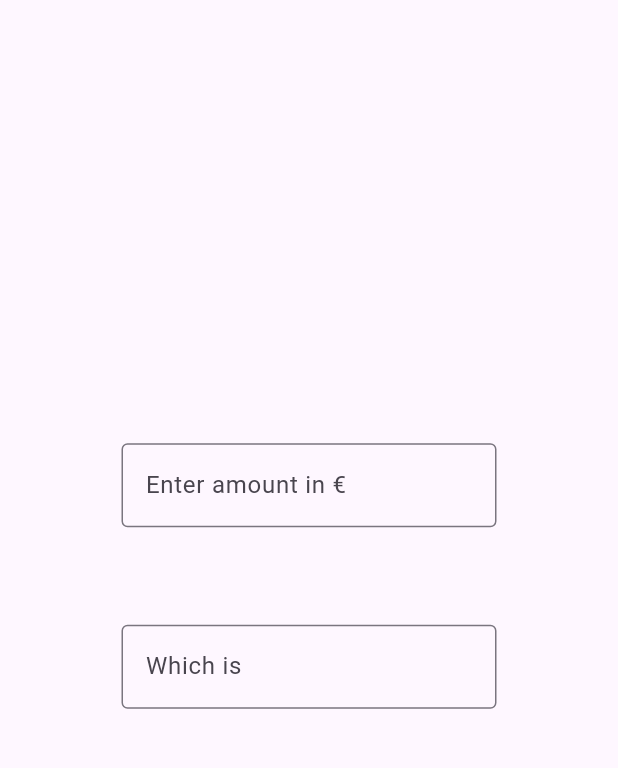
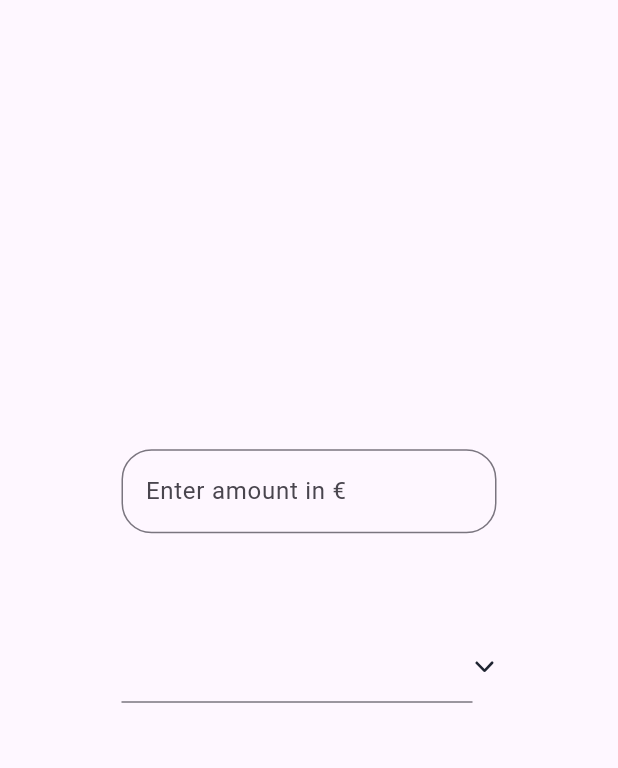
Before and after one commit to Simon-du06/my_flutter_currency_app, a Flutter app: the screen it shows after launch, on a phone screen of 412 x 824 dp, the part 84-852 px from its top. Run offline on Flutter 3.47's test engine with Material 3 defaults, Android fonts, the phone set to English and light mode, and no system bars; our stand-ins replace flutter_svg.

Commit message:
feat: implement currency conversion input fields and add SVG icons

```diff
--- a/lib/main.dart
+++ b/lib/main.dart
@@ -1,4 +1,5 @@
 import 'package:flutter/material.dart';
+import 'package:flutter_svg/flutter_svg.dart';
 
 void main()
 {
@@ -32,6 +33,15 @@ class MyHomePage extends StatefulWidget
 
 class _MyHomePageState extends State<MyHomePage>
 {
+  late final TextEditingController _amountController;
+  late final TextEditingController _resultController;
+
+ @override
+  void initState() {
+    super.initState();
+    _amountController = TextEditingController(text: '');
+    _resultController = TextEditingController(text: '');
+  }
 
   @override
   Widget build(BuildContext context) {
@@ -49,20 +59,28 @@ class _MyHomePageState extends State<MyHomePage>
             SizedBox(
               width: 250,
               child: TextField(
+                controller: _amountController,
                 obscureText: false,
                 keyboardType: TextInputType.number,
-                decoration: InputDecoration(border: OutlineInputBorder(), labelText: 'Enter amount in €'),
+                decoration: InputDecoration(border: OutlineInputBorder(borderRadius: BorderRadius.all(Radius.circular(20))), labelText: 'Enter amount in €'),
+                onChanged: (value) {
+                  _resultController.text = value;
+                }
               ),
             ),
             SizedBox(height: 65),
             SizedBox(
               width: 250,
-              child: TextField(
-                obscureText: false,
-                readOnly: true,
-                keyboardType: TextInputType.number,
-                decoration: InputDecoration(border: OutlineInputBorder(), labelText: 'Which is'),
-              ),
+              child: Row(
+                mainAxisSize: MainAxisSize.min,
+                children: [
+                  Flexible(
+                    flex: 1,
+                    child: TextField(readOnly: true, controller: _resultController,),
+                  ),
+                  SvgPicture.asset('assets/icons/Chevron.svg', height: 16, width: 16)
+                ],
+              )
             ),
           ],
         ),
--- a/pubspec.yaml
+++ b/pubspec.yaml
@@ -34,6 +34,7 @@ dependencies:
   # The following adds the Cupertino Icons font to your application.
   # Use with the CupertinoIcons class for iOS style icons.
   cupertino_icons: ^1.0.8
+  flutter_svg: ^2.0.17
 
 dev_dependencies:
   flutter_test:
@@ -58,8 +59,8 @@ flutter:
   uses-material-design: true
 
   # To add assets to your application, add an assets section, like this:
-  # assets:
-  #   - images/a_dot_burr.jpeg
+  assets:
+    - assets/icons/
   #   - images/a_dot_ham.jpeg
 
   # An image asset can refer to one or more resolution-specific "variants", see
```
Also changed, not shown: assets/icons/Chevron.svg (added), assets/icons/close_up.svg (added), assets/icons/graphic.svg (added), assets/icons/profile.svg (added), assets/icons/rate_down.svg (added), assets/icons/rate_up.svg (added), assets/icons/switch.svg (added).
